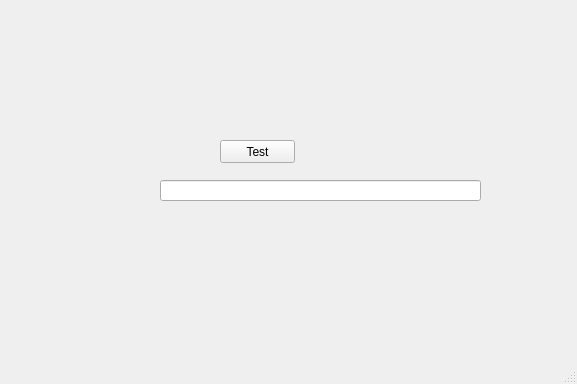
First picture: the form in ui/main.ui, repository atChenAn/SimpleJmeter, before the edit.
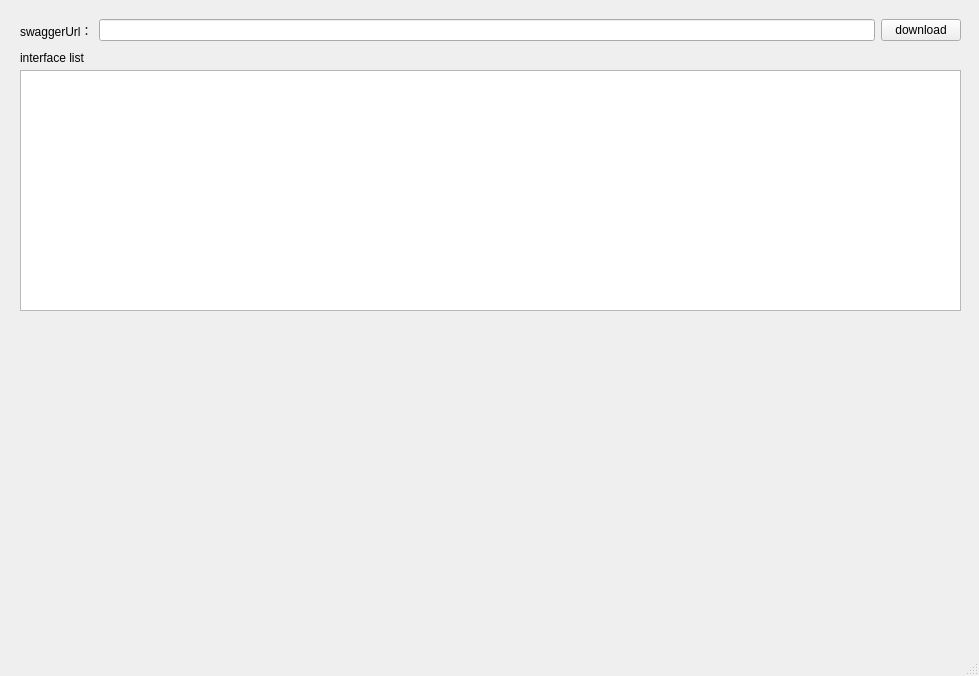
Second picture: the form after the edit.

Diff of the .ui file:
```diff
--- a/ui/main.ui
+++ b/ui/main.ui
@@ -6,34 +6,63 @@
    <rect>
     <x>0</x>
     <y>0</y>
-    <width>577</width>
-    <height>384</height>
+    <width>979</width>
+    <height>676</height>
    </rect>
   </property>
   <property name="windowTitle">
    <string>MainWindow</string>
   </property>
   <widget class="QWidget" name="centralwidget">
-   <widget class="QPushButton" name="pushButton">
+   <widget class="QWidget" name="horizontalLayoutWidget">
     <property name="geometry">
      <rect>
-      <x>220</x>
-      <y>140</y>
-      <width>75</width>
-      <height>23</height>
+      <x>20</x>
+      <y>10</y>
+      <width>941</width>
+      <height>41</height>
+     </rect>
+    </property>
+    <layout class="QHBoxLayout" name="horizontalLayout">
+     <item>
+      <widget class="QLabel" name="label">
+       <property name="text">
+        <string>swaggerUrl：</string>
+       </property>
+      </widget>
+     </item>
+     <item>
+      <widget class="QLineEdit" name="lineEdit"/>
+     </item>
+     <item>
+      <widget class="QPushButton" name="pushButton_2">
+       <property name="text">
+        <string>download</string>
+       </property>
+      </widget>
+     </item>
+    </layout>
+   </widget>
+   <widget class="QLabel" name="label_2">
+    <property name="geometry">
+     <rect>
+      <x>20</x>
+      <y>50</y>
+      <width>91</width>
+      <height>16</height>
      </rect>
     </property>
     <property name="text">
-     <string>Test</string>
+     <string>interface list</string>
     </property>
    </widget>
-   <widget class="QLineEdit" name="lineEdit">
+   <widget class="QTableWidget" name="tableWidget">
     <property name="geometry">
      <rect>
-      <x>160</x>
-      <y>180</y>
-      <width>321</width>
-      <height>21</height>
+      <x>20</x>
+      <y>70</y>
+      <width>941</width>
+      <height>241</height>
      </rect>
     </property>
    </widget>
```
Left out of the diff: 6 changed lines with no effect on the pictures.
